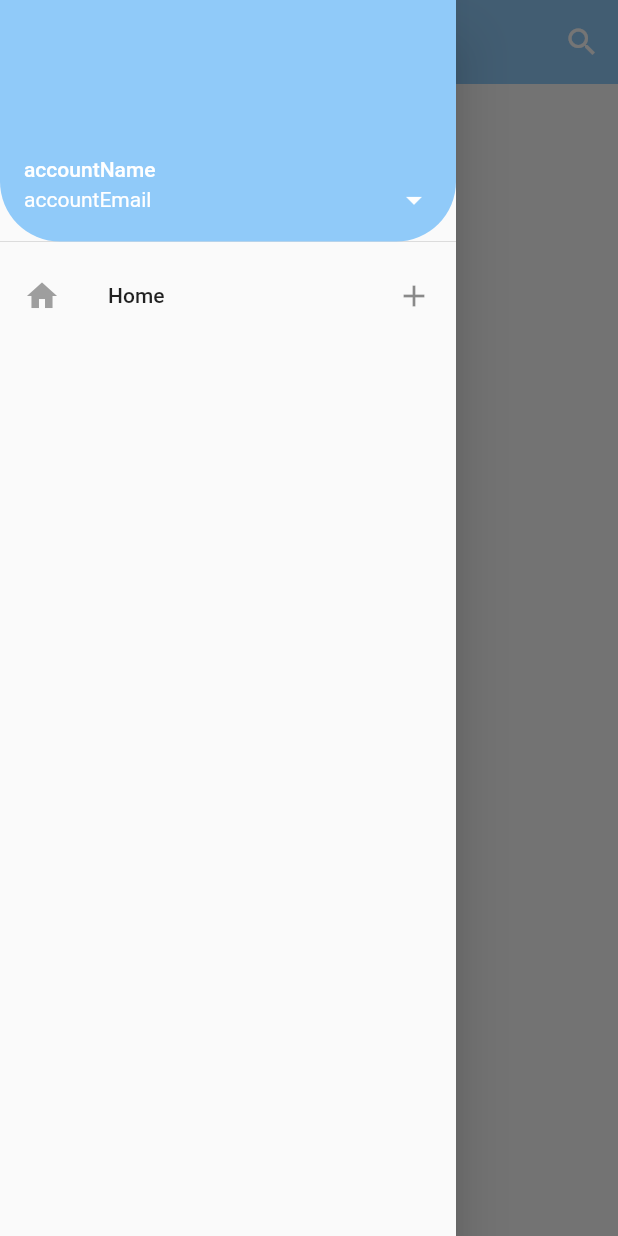
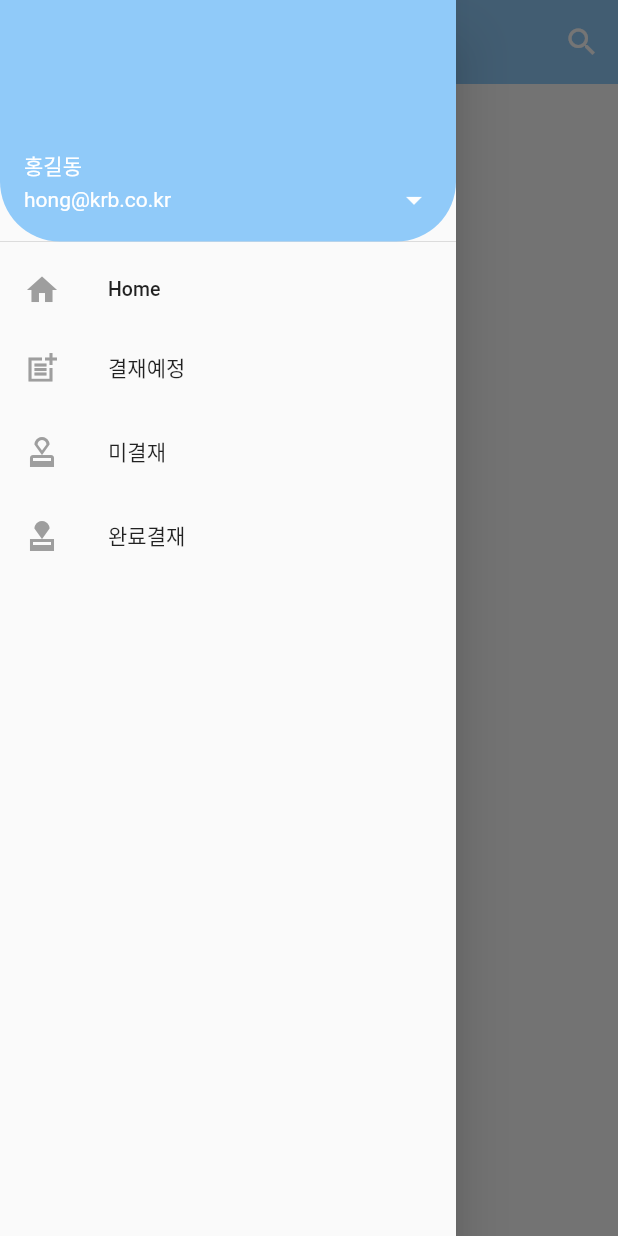
Before and after one commit to solardayz/flutter-test, a Flutter app: the screen it shows after launch, with the side drawer open, on a phone screen of 412 x 824 dp. Run offline on Flutter 3.47's test engine with Material 2 defaults, Android fonts, the phone set to English and light mode, and no system bars.

Commit message:
Drawer에 메뉴 추가

```diff
--- a/lib/main.dart
+++ b/lib/main.dart
@@ -22,7 +22,7 @@ class MyPage extends StatelessWidget {
   Widget build(BuildContext context) {
     return Scaffold(
       appBar: AppBar(
-        title: Text('My First App'),
+        title: Text('냉방사 통합 결재 시스템'),
         centerTitle: true,
         elevation: 0.0,
         backgroundColor: Colors.blue[200],
@@ -36,7 +36,7 @@ class MyPage extends StatelessWidget {
           IconButton(
             icon: Icon(Icons.search),
             onPressed: () {
-              print('shopping_bag click');
+              print('search click');
             },
           ),
         ],
@@ -46,8 +46,8 @@ class MyPage extends StatelessWidget {
           padding: EdgeInsets.zero, //맨위로 올라감
           children: [
             UserAccountsDrawerHeader(
-              accountName: Text('accountName'),
-              accountEmail: Text('accountEmail'),
+              accountName: Text('홍길동'),
+              accountEmail: Text('hong@krb.co.kr'),
               onDetailsPressed: () {
                 print('onDetailsPressed click');
               },
@@ -64,10 +64,48 @@ class MyPage extends StatelessWidget {
                 color: Colors.grey,
               ),
               title: Text('Home'),
+              // subtitle: Text('Main'),
+              dense: true,
               onTap: () {
                 print('onTap');
               },
-              trailing: Icon(Icons.add),
+              // trailing: Icon(Icons.add),
+            ),
+            ListTile(
+              leading: Icon(
+                Icons.post_add_sharp,
+                color: Colors.grey,
+              ),
+              title: Text('결재예정'),
+              // subtitle: Text('Main'),
+              onTap: () {
+                print('결재예정');
+              },
+              // trailing: Icon(Icons.add),
+            ),
+            ListTile(
+              leading: Icon(
+                Icons.approval,
+                color: Colors.grey,
+              ),
+              title: Text('미결재'),
+              // subtitle: Text('Main'),
+              onTap: () {
+                print('미결재');
+              },
+              // trailing: Icon(Icons.add),
+            ),
+            ListTile(
+              leading: Icon(
+                Icons.approval_sharp,
+                color: Colors.grey,
+              ),
+              title: Text('완료결재'),
+              // subtitle: Text('Main'),
+              onTap: () {
+                print('완료결재');
+              },
+              // trailing: Icon(Icons.add),
             ),
           ],
         ),
--- a/pubspec.yaml
+++ b/pubspec.yaml
@@ -45,8 +45,8 @@ flutter:
   uses-material-design: true
 
   # To add assets to your application, add an assets section, like this:
-  assets:
-    - assets/
+  # assets:
+    # - assets/
   #   - images/a_dot_ham.jpeg
 
   # An image asset can refer to one or more resolution-specific "variants", see
```
